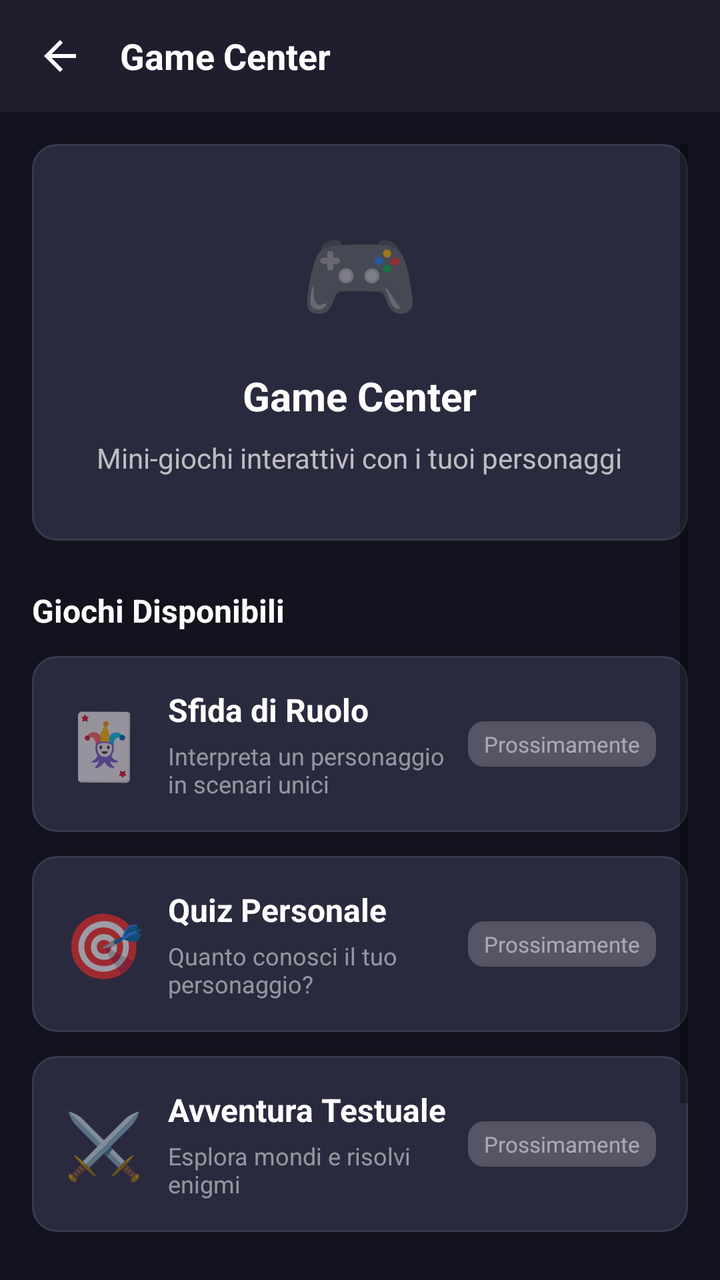
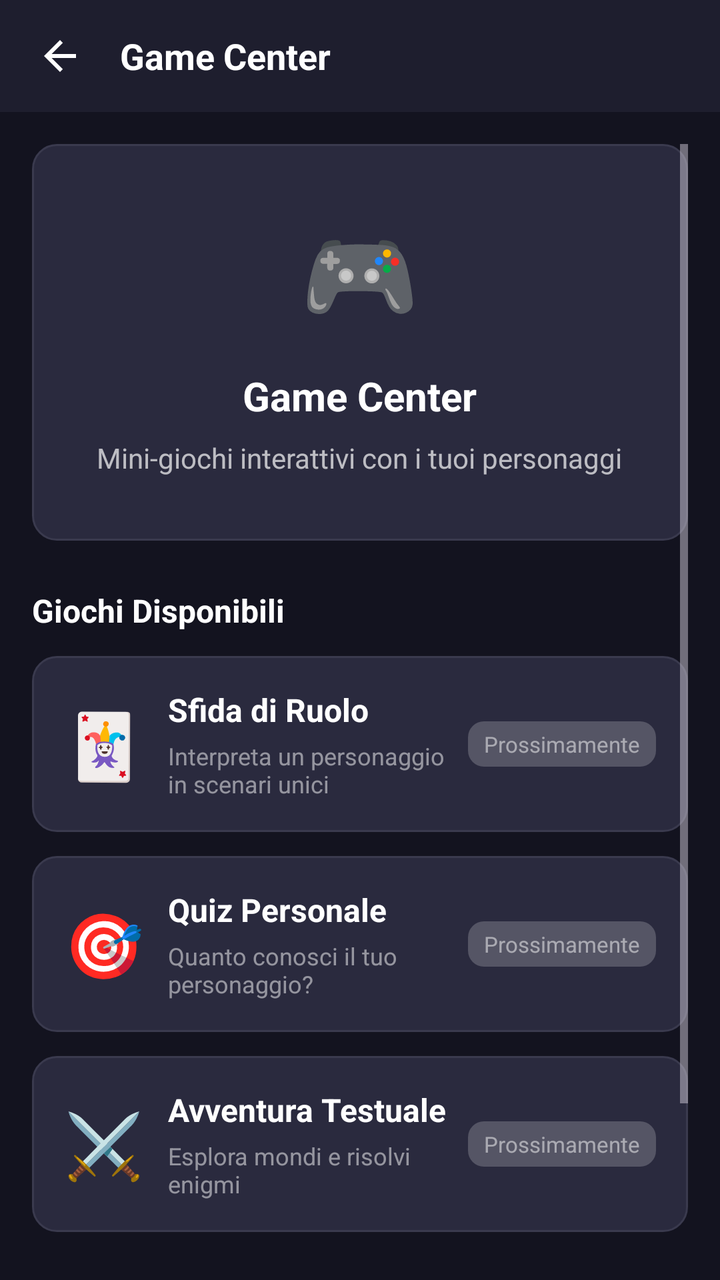

Screens rendered from an Android XML layout before and after an edit, with the pre-edit source and the edit as a unified diff.
<!-- AndroidManifest.xml: activity theme AppTheme -->
<!-- res/layout/activity_game_center.xml -->
<?xml version="1.0" encoding="utf-8"?>
<LinearLayout xmlns:android="http://schemas.android.com/apk/res/android"
    xmlns:app="http://schemas.android.com/apk/res-auto"
    android:layout_width="match_parent"
    android:layout_height="match_parent"
    android:orientation="vertical"
    android:background="@color/background">

    
    <LinearLayout
        android:layout_width="match_parent"
        android:layout_height="56dp"
        android:orientation="horizontal"
        android:gravity="center_vertical"
        android:paddingHorizontal="8dp"
        android:background="@color/surface">

        <ImageButton
            android:id="@+id/back_button"
            android:layout_width="44dp"
            android:layout_height="44dp"
            android:src="@drawable/ic_arrow_back"
            android:contentDescription="Indietro"
            android:background="?attr/selectableItemBackgroundBorderless"
            android:scaleType="centerInside"
            android:padding="10dp"
            app:tint="@android:color/white" />

        <TextView
            android:layout_width="0dp"
            android:layout_height="wrap_content"
            android:layout_weight="1"
            android:text="Game Center"
            android:textColor="@android:color/white"
            android:textSize="18sp"
            android:textStyle="bold"
            android:layout_marginStart="8dp" />

    </LinearLayout>

    
    <ScrollView
        android:layout_width="match_parent"
        android:layout_height="match_parent"
        android:padding="16dp">

        <LinearLayout
            android:layout_width="match_parent"
            android:layout_height="wrap_content"
            android:orientation="vertical">

            
            <LinearLayout
                android:layout_width="match_parent"
                android:layout_height="wrap_content"
                android:orientation="vertical"
                android:gravity="center"
                android:padding="32dp"
                android:background="@drawable/edittext_bg"
                android:layout_marginBottom="24dp">

                <TextView
                    android:layout_width="wrap_content"
                    android:layout_height="wrap_content"
                    android:text="🎮"
                    android:textSize="48sp" />

                <TextView
                    android:layout_width="wrap_content"
                    android:layout_height="wrap_content"
                    android:text="Game Center"
                    android:textColor="@android:color/white"
                    android:textSize="20sp"
                    android:textStyle="bold"
                    android:layout_marginTop="16dp" />

                <TextView
                    android:layout_width="wrap_content"
                    android:layout_height="wrap_content"
                    android:text="Mini-giochi interattivi con i tuoi personaggi"
                    android:textColor="#B0FFFFFF"
                    android:textSize="14sp"
                    android:gravity="center"
                    android:layout_marginTop="8dp" />

            </LinearLayout>

            
            <TextView
                android:layout_width="wrap_content"
                android:layout_height="wrap_content"
                android:text="Giochi Disponibili"
                android:textColor="@android:color/white"
                android:textSize="16sp"
                android:textStyle="bold"
                android:layout_marginBottom="12dp" />

            
            <LinearLayout
                android:layout_width="match_parent"
                android:layout_height="wrap_content"
                android:orientation="horizontal"
                android:padding="16dp"
                android:background="@drawable/edittext_bg"
                android:layout_marginBottom="12dp"
                android:gravity="center_vertical">

                <TextView
                    android:layout_width="wrap_content"
                    android:layout_height="wrap_content"
                    android:text="🃏"
                    android:textSize="32sp" />

                <LinearLayout
                    android:layout_width="0dp"
                    android:layout_height="wrap_content"
                    android:layout_weight="1"
                    android:orientation="vertical"
                    android:layout_marginStart="12dp">

                    <TextView
                        android:layout_width="wrap_content"
                        android:layout_height="wrap_content"
                        android:text="Sfida di Ruolo"
                        android:textColor="@android:color/white"
                        android:textSize="16sp"
                        android:textStyle="bold" />

                    <TextView
                        android:layout_width="wrap_content"
                        android:layout_height="wrap_content"
                        android:text="Interpreta un personaggio in scenari unici"
                        android:textColor="#80FFFFFF"
                        android:textSize="12sp"
                        android:layout_marginTop="4dp" />

                </LinearLayout>

                <TextView
                    android:layout_width="wrap_content"
                    android:layout_height="wrap_content"
                    android:text="Prossimamente"
                    android:textColor="#80FFFFFF"
                    android:textSize="11sp"
                    android:background="@drawable/tab_icon_bg"
                    android:paddingHorizontal="8dp"
                    android:paddingVertical="4dp" />

            </LinearLayout>

            
            <LinearLayout
                android:layout_width="match_parent"
                android:layout_height="wrap_content"
                android:orientation="horizontal"
                android:padding="16dp"
                android:background="@drawable/edittext_bg"
                android:layout_marginBottom="12dp"
                android:gravity="center_vertical">

                <TextView
                    android:layout_width="wrap_content"
                    android:layout_height="wrap_content"
                    android:text="🎯"
                    android:textSize="32sp" />

                <LinearLayout
                    android:layout_width="0dp"
                    android:layout_height="wrap_content"
                    android:layout_weight="1"
                    android:orientation="vertical"
                    android:layout_marginStart="12dp">

                    <TextView
                        android:layout_width="wrap_content"
                        android:layout_height="wrap_content"
                        android:text="Quiz Personale"
                        android:textColor="@android:color/white"
                        android:textSize="16sp"
                        android:textStyle="bold" />

                    <TextView
                        android:layout_width="wrap_content"
                        android:layout_height="wrap_content"
                        android:text="Quanto conosci il tuo personaggio?"
                        android:textColor="#80FFFFFF"
                        android:textSize="12sp"
                        android:layout_marginTop="4dp" />

                </LinearLayout>

                <TextView
                    android:layout_width="wrap_content"
                    android:layout_height="wrap_content"
                    android:text="Prossimamente"
                    android:textColor="#80FFFFFF"
                    android:textSize="11sp"
                    android:background="@drawable/tab_icon_bg"
                    android:paddingHorizontal="8dp"
                    android:paddingVertical="4dp" />

            </LinearLayout>

            
            <LinearLayout
                android:layout_width="match_parent"
                android:layout_height="wrap_content"
                android:orientation="horizontal"
                android:padding="16dp"
                android:background="@drawable/edittext_bg"
                android:layout_marginBottom="12dp"
                android:gravity="center_vertical">

                <TextView
                    android:layout_width="wrap_content"
                    android:layout_height="wrap_content"
                    android:text="⚔️"
                    android:textSize="32sp" />

                <LinearLayout
                    android:layout_width="0dp"
                    android:layout_height="wrap_content"
                    android:layout_weight="1"
                    android:orientation="vertical"
                    android:layout_marginStart="12dp">

                    <TextView
                        android:layout_width="wrap_content"
                        android:layout_height="wrap_content"
                        android:text="Avventura Testuale"
                        android:textColor="@android:color/white"
                        android:textSize="16sp"
                        android:textStyle="bold" />

                    <TextView
                        android:layout_width="wrap_content"
                        android:layout_height="wrap_content"
                        android:text="Esplora mondi e risolvi enigmi"
                        android:textColor="#80FFFFFF"
                        android:textSize="12sp"
                        android:layout_marginTop="4dp" />

                </LinearLayout>

                <TextView
                    android:layout_width="wrap_content"
                    android:layout_height="wrap_content"
                    android:text="Prossimamente"
                    android:textColor="#80FFFFFF"
                    android:textSize="11sp"
                    android:background="@drawable/tab_icon_bg"
                    android:paddingHorizontal="8dp"
                    android:paddingVertical="4dp" />

            </LinearLayout>

            
            <LinearLayout
                android:layout_width="match_parent"
                android:layout_height="wrap_content"
                android:orientation="horizontal"
                android:padding="16dp"
                android:background="@drawable/edittext_bg"
                android:layout_marginBottom="12dp"
                android:gravity="center_vertical">

                <TextView
                    android:layout_width="wrap_content"
                    android:layout_height="wrap_content"
                    android:text="🔮"
                    android:textSize="32sp" />

                <LinearLayout
                    android:layout_width="0dp"
                    android:layout_height="wrap_content"
                    android:layout_weight="1"
                    android:orientation="vertical"
                    android:layout_marginStart="12dp">

                    <TextView
                        android:layout_width="wrap_content"
                        android:layout_height="wrap_content"
                        android:text="Fortuna del Giorno"
                        android:textColor="@android:color/white"
                        android:textSize="16sp"
                        android:textStyle="bold" />

                    <TextView
                        android:layout_width="wrap_content"
                        android:layout_height="wrap_content"
                        android:text="Il tuo personaggio predice il futuro"
                        android:textColor="#80FFFFFF"
                        android:textSize="12sp"
                        android:layout_marginTop="4dp" />

                </LinearLayout>

                <TextView
                    android:layout_width="wrap_content"
                    android:layout_height="wrap_content"
                    android:text="Prossimamente"
                    android:textColor="#80FFFFFF"
                    android:textSize="11sp"
                    android:background="@drawable/tab_icon_bg"
                    android:paddingHorizontal="8dp"
                    android:paddingVertical="4dp" />

            </LinearLayout>

        </LinearLayout>

    </ScrollView>

</LinearLayout>
<!-- resources referenced by this layout -->
<resources>
  <color name="background">#13131F</color>
  <color name="surface">#1E1E2E</color>
  <!-- drawable edittext_bg (drawable) -->
  <?xml version="1.0" encoding="utf-8"?>
  <shape xmlns:android="http://schemas.android.com/apk/res/android"
         android:shape="rectangle">
      <solid android:color="@color/surface_container"/>
      <corners android:radius="12dp"/>
      <stroke android:width="1dp" android:color="@color/outline"/>
  </shape>
  <!-- drawable ic_arrow_back (drawable) -->
  <?xml version="1.0" encoding="utf-8"?>
  <vector xmlns:android="http://schemas.android.com/apk/res/android"
      android:width="24dp"
      android:height="24dp"
      android:viewportWidth="24"
      android:viewportHeight="24">
      <path
          android:fillColor="#E8E8F0"
          android:pathData="M20,11H7.83l5.59,-5.59L12,4l-8,8 8,8 1.41,-1.41L7.83,13H20v-2z" />
  </vector>
  <!-- drawable tab_icon_bg (drawable) -->
  <?xml version="1.0" encoding="utf-8"?>
  <shape xmlns:android="http://schemas.android.com/apk/res/android"
      android:shape="rectangle">
      <solid android:color="#33FFFFFF" />
      <corners android:radius="8dp" />
  </shape>
  <style name="AppTheme" parent="Theme.MaterialComponents.DayNight.NoActionBar">
          <item name="colorPrimary">@color/primary</item>
          <item name="colorPrimaryDark">@color/primary_dark</item>
          <item name="colorAccent">@color/primary</item>
          <item name="colorOnPrimary">@color/on_primary</item>
          <item name="colorSurface">@color/surface</item>
          <item name="colorOnSurface">@color/on_surface</item>
          <item name="android:colorBackground">@color/background</item>
          <item name="android:windowBackground">@color/background</item>
          <item name="android:statusBarColor">@color/background_dark</item>
          <item name="android:navigationBarColor">@color/bottom_nav_bg</item>
          <item name="android:windowLightStatusBar">false</item>
      </style>
  <color name="surface_container">#2A2A3E</color>
  <color name="outline">#3A3A4E</color>
  <color name="primary">#7C4DFF</color>
  <color name="primary_dark">#651FFF</color>
  <color name="on_primary">#FFFFFF</color>
  <color name="on_surface">#E8E8F0</color>
  <color name="background_dark">#0D0D16</color>
  <color name="bottom_nav_bg">#1A1A2E</color>
</resources>

<!-- the commit's change to res/layout/activity_game_center.xml (unified diff, before → after) -->
@@ -78,7 +78,7 @@
                     android:layout_width="wrap_content"
                     android:layout_height="wrap_content"
                     android:text="Mini-giochi interattivi con i tuoi personaggi"
-                    android:textColor="#B0FFFFFF"
+                    android:textColor="@color/text_over_image_dim"
                     android:textSize="14sp"
                     android:gravity="center"
                     android:layout_marginTop="8dp" />
@@ -130,7 +130,7 @@
                         android:layout_width="wrap_content"
                         android:layout_height="wrap_content"
                         android:text="Interpreta un personaggio in scenari unici"
-                        android:textColor="#80FFFFFF"
+                        android:textColor="@color/text_game_subtitle"
                         android:textSize="12sp"
                         android:layout_marginTop="4dp" />
 
@@ -140,7 +140,7 @@
                     android:layout_width="wrap_content"
                     android:layout_height="wrap_content"
                     android:text="Prossimamente"
-                    android:textColor="#80FFFFFF"
+                    android:textColor="@color/text_game_subtitle"
                     android:textSize="11sp"
                     android:background="@drawable/tab_icon_bg"
                     android:paddingHorizontal="8dp"
@@ -183,7 +183,7 @@
                         android:layout_width="wrap_content"
                         android:layout_height="wrap_content"
                         android:text="Quanto conosci il tuo personaggio?"
-                        android:textColor="#80FFFFFF"
+                        android:textColor="@color/text_game_subtitle"
                         android:textSize="12sp"
                         android:layout_marginTop="4dp" />
 
@@ -193,7 +193,7 @@
                     android:layout_width="wrap_content"
                     android:layout_height="wrap_content"
                     android:text="Prossimamente"
-                    android:textColor="#80FFFFFF"
+                    android:textColor="@color/text_game_subtitle"
                     android:textSize="11sp"
                     android:background="@drawable/tab_icon_bg"
                     android:paddingHorizontal="8dp"
@@ -236,7 +236,7 @@
                         android:layout_width="wrap_content"
                         android:layout_height="wrap_content"
                         android:text="Esplora mondi e risolvi enigmi"
-                        android:textColor="#80FFFFFF"
+                        android:textColor="@color/text_game_subtitle"
                         android:textSize="12sp"
                         android:layout_marginTop="4dp" />
 
@@ -246,7 +246,7 @@
                     android:layout_width="wrap_content"
                     android:layout_height="wrap_content"
                     android:text="Prossimamente"
-                    android:textColor="#80FFFFFF"
+                    android:textColor="@color/text_game_subtitle"
                     android:textSize="11sp"
                     android:background="@drawable/tab_icon_bg"
                     android:paddingHorizontal="8dp"
@@ -289,7 +289,7 @@
                         android:layout_width="wrap_content"
                         android:layout_height="wrap_content"
                         android:text="Il tuo personaggio predice il futuro"
-                        android:textColor="#80FFFFFF"
+                        android:textColor="@color/text_game_subtitle"
                         android:textSize="12sp"
                         android:layout_marginTop="4dp" />
 
@@ -299,7 +299,7 @@
                     android:layout_width="wrap_content"
                     android:layout_height="wrap_content"
                     android:text="Prossimamente"
-                    android:textColor="#80FFFFFF"
+                    android:textColor="@color/text_game_subtitle"
                     android:textSize="11sp"
                     android:background="@drawable/tab_icon_bg"
                     android:paddingHorizontal="8dp"
<!-- resource entries referenced after the edit -->
@@ -2,6 +2,8 @@
 <resources>
   <color name="background">#13131F</color>
   <color name="surface">#1E1E2E</color>
+  <color name="text_game_subtitle">#80FFFFFF</color>
+  <color name="text_over_image_dim">#B0FFFFFF</color>
   <!-- drawable edittext_bg (drawable) -->
   <?xml version="1.0" encoding="utf-8"?>
   <shape xmlns:android="http://schemas.android.com/apk/res/android"
@@ -18,36 +20,52 @@
       android:viewportWidth="24"
       android:viewportHeight="24">
       <path
-          android:fillColor="#E8E8F0"
+          android:fillColor="@color/on_surface"
           android:pathData="M20,11H7.83l5.59,-5.59L12,4l-8,8 8,8 1.41,-1.41L7.83,13H20v-2z" />
   </vector>
   <!-- drawable tab_icon_bg (drawable) -->
   <?xml version="1.0" encoding="utf-8"?>
   <shape xmlns:android="http://schemas.android.com/apk/res/android"
       android:shape="rectangle">
-      <solid android:color="#33FFFFFF" />
+      <solid android:color="@color/icon_button_surface" />
       <corners android:radius="8dp" />
   </shape>
-  <style name="AppTheme" parent="Theme.MaterialComponents.DayNight.NoActionBar">
+  <style name="AppTheme" parent="Theme.Material3.Dark.NoActionBar">
           <item name="colorPrimary">@color/primary</item>
-          <item name="colorPrimaryDark">@color/primary_dark</item>
-          <item name="colorAccent">@color/primary</item>
           <item name="colorOnPrimary">@color/on_primary</item>
+          <item name="colorPrimaryContainer">@color/primary_dark</item>
+          <item name="colorOnPrimaryContainer">@color/on_primary</item>
+          <item name="colorSecondary">@color/secondary</item>
+          <item name="colorTertiary">@color/tertiary</item>
           <item name="colorSurface">@color/surface</item>
           <item name="colorOnSurface">@color/on_surface</item>
+          <item name="colorSurfaceVariant">@color/surface_variant</item>
+          <item name="colorOnSurfaceVariant">@color/on_surface_variant</item>
+          <item name="colorSurfaceContainer">@color/surface_container</item>
           <item name="android:colorBackground">@color/background</item>
           <item name="android:windowBackground">@color/background</item>
           <item name="android:statusBarColor">@color/background_dark</item>
           <item name="android:navigationBarColor">@color/bottom_nav_bg</item>
           <item name="android:windowLightStatusBar">false</item>
+          <item name="colorError">@color/error</item>
+          <item name="colorOnError">@color/on_primary</item>
+          <item name="colorErrorContainer">@color/error_container</item>
+          <item name="colorOutline">@color/outline</item>
       </style>
   <color name="surface_container">#2A2A3E</color>
   <color name="outline">#3A3A4E</color>
   <color name="primary">#7C4DFF</color>
   <color name="primary_dark">#651FFF</color>
+  <color name="secondary">#03DAC6</color>
+  <color name="tertiary">#FF6E40</color>
+  <color name="surface_variant">#3A3A4E</color>
+  <color name="on_surface_variant">#A0A0B8</color>
   <color name="on_primary">#FFFFFF</color>
   <color name="on_surface">#E8E8F0</color>
+  <color name="icon_button_surface">#33FFFFFF</color>
   <color name="background_dark">#0D0D16</color>
   <color name="bottom_nav_bg">#1A1A2E</color>
+  <color name="error">#FF5252</color>
+  <color name="error_container">#3E1A1A</color>
 </resources>
 
